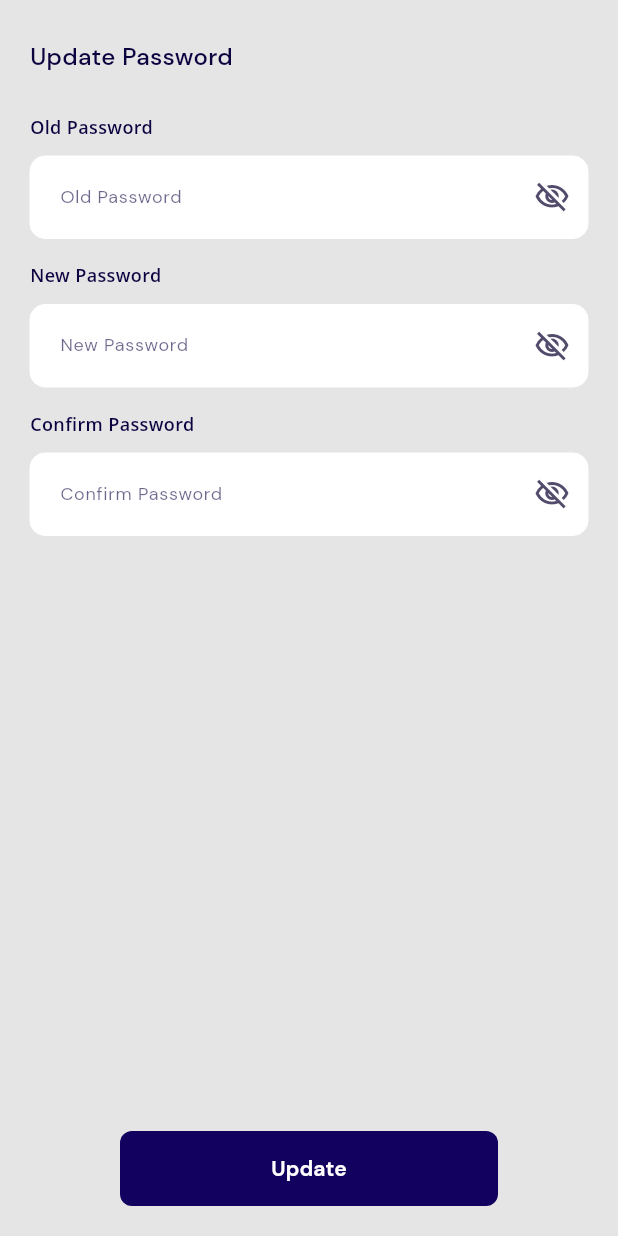
After one commit to Amarjeetjeet/Shigoto_mobile, a Flutter app: the UpdatePasswordView screen opened by its route, on a phone screen of 412 x 824 dp. The commit adds this screen. Run offline on Flutter 3.47's test engine with Material 2 defaults, Android fonts, the phone set to English and light mode, and no system bars; our stand-ins replace bloc, dotted_border, flutter_bloc; Roboto replaces fonts that are missing (Open Sans).

Commit message:
"update password screen design"

```diff
--- /dev/null
+++ b/lib/presentation/update_password/update_password.dart
@@ -0,0 +1,77 @@
+import 'package:flutter/material.dart';
+import 'package:shigoto/core/constants/color_constants.dart';
+
+import '../../core/constants/app_style.dart';
+import '../../core/custom_widgets/buttons/custom_primary_Btn.dart';
+import '../../core/custom_widgets/input_label.dart';
+
+class UpdatePasswordView extends StatelessWidget{
+  const UpdatePasswordView({super.key});
+
+  @override
+  Widget build(BuildContext context) {
+    return Scaffold(
+      bottomNavigationBar: Padding(
+        padding: const EdgeInsets.symmetric(vertical: 20.0 , horizontal: 80),
+        child: SafeArea(child: PrimaryCustomButton(btnName: 'Update', onTap: () {  })),
+      ),
+      body: SafeArea(
+        child: SingleChildScrollView(
+          child: Padding(
+            padding: const EdgeInsets.symmetric(horizontal: 20.0),
+            child: Column(
+              crossAxisAlignment: CrossAxisAlignment.start,
+              children: [
+                SizedBox(
+                  height: 26,
+                ),
+                Text("Update Password", style: AppStyle.txtDmSans16W500primaryTextColor),
+
+                SizedBox(height: 26),
+
+                const InputLabelText(text: "Old Password"),
+                TextFormField(
+                  style: AppStyle.txtDmSans12W400primaryTextColorA60,
+                  obscureText: true,
+                  keyboardType: TextInputType.visiblePassword,
+                  decoration: InputDecoration(
+                    hintText: 'Old Password',
+                    suffixIcon: Icon(Icons.visibility_off_outlined ,color: ColorConstants.secondaryTextColor)
+                  ),
+                ),
+
+                SizedBox(height: 15),
+
+                const InputLabelText(text: "New Password"),
+                TextFormField(
+                  style: AppStyle.txtDmSans12W400primaryTextColorA60,
+                  obscureText: true,
+                  keyboardType: TextInputType.visiblePassword,
+                  decoration: InputDecoration(
+                    hintText: 'New Password',
+                    suffixIcon: Icon(Icons.visibility_off_outlined ,color: ColorConstants.secondaryTextColor)
+                  ),
+                ),
+
+                SizedBox(height: 15),
+
+                const InputLabelText(text: "Confirm Password"),
+                TextFormField(
+                  style: AppStyle.txtDmSans12W400primaryTextColorA60,
+                  obscureText: true,
+                  keyboardType: TextInputType.visiblePassword,
+                  decoration: InputDecoration(
+                    hintText: 'Confirm Password',
+                    suffixIcon: Icon(Icons.visibility_off_outlined ,color: ColorConstants.secondaryTextColor)
+                  ),
+                ),
+
+              ],
+            ),
+          ),
+        ),
+      ),
+    );
+  }
+
+}
--- a/lib/router/app_router.dart
+++ b/lib/router/app_router.dart
@@ -11,6 +11,7 @@ import 'package:shigoto/presentation/job_description/upload_cv.dart';
 import 'package:shigoto/presentation/login_screen/login_screen.dart';
 import 'package:shigoto/presentation/signup/sign_up.dart';
 import 'package:shigoto/presentation/customStag.dart';
+import 'package:shigoto/presentation/update_password/update_password.dart';
 
 import '../../core/exceptions/route_exception.dart';
 import '../presentation/customStag.dart';
@@ -37,6 +38,7 @@ class AppRouter {
   static const String successFulJob = '/successFulJob';
   static const String createNewPost = '/createNewPost';
   static const String customStag = '/customStag';
+  static const String updatePassword = '/updatePassword';
 
   const AppRouter._();
 
@@ -102,6 +104,10 @@ class AppRouter {
         return MaterialPageRoute(
           builder: (_) => const CustomStag(),
         );
+        case updatePassword:
+        return MaterialPageRoute(
+          builder: (_) => const UpdatePasswordView(),
+        );
       default:
         throw const RouteException('Route not found!');
     }
```
Also changed, not shown: lib/presentation/setting/setting.dart (+65 -3 lines).
